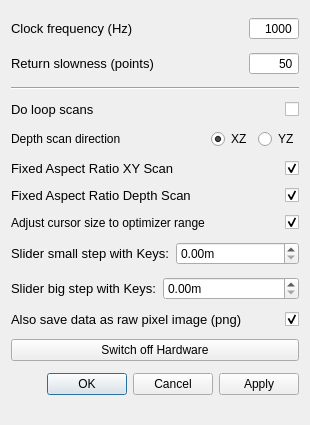
fffish95/qudi, file gui/local/af_confocal/ui_cf_settings.ui: the form before one commit.
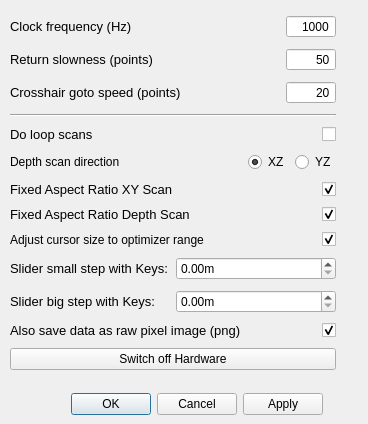
The form after the commit. Custom widgets are drawn as their Qt base class.

Commit message: go_to_speed in confocal

What changed in the file:
```diff
--- a/gui/local/af_confocal/ui_cf_settings.ui
+++ b/gui/local/af_confocal/ui_cf_settings.ui
@@ -6,13 +6,38 @@
    <rect>
     <x>0</x>
     <y>0</y>
-    <width>310</width>
-    <height>425</height>
+    <width>368</width>
+    <height>424</height>
    </rect>
   </property>
   <property name="windowTitle">
    <string>qudi: Confocal - Settings</string>
   </property>
+  <widget class="QDialogButtonBox" name="buttonBox">
+   <property name="geometry">
+    <rect>
+     <x>30</x>
+     <y>390</y>
+     <width>293</width>
+     <height>28</height>
+    </rect>
+   </property>
+   <property name="orientation">
+    <enum>Qt::Horizontal</enum>
+   </property>
+   <property name="standardButtons">
+    <set>QDialogButtonBox::Apply|QDialogButtonBox::Cancel|QDialogButtonBox::Ok</set>
+   </property>
+  </widget>
+  <widget class="QWidget" name="layoutWidget">
+   <property name="geometry">
+    <rect>
+     <x>10</x>
+     <y>11</y>
+     <width>326</width>
+     <height>369</height>
+    </rect>
+   </property>
   <layout class="QVBoxLayout" name="verticalLayout">
    <item>
     <layout class="QHBoxLayout" name="horizontalLayout">
@@ -135,6 +160,65 @@
      </item>
     </layout>
    </item>
+    <item>
+     <layout class="QHBoxLayout" name="horizontalLayout_11">
+      <item>
+       <widget class="QLabel" name="label_11">
+        <property name="font">
+         <font>
+          <pointsize>10</pointsize>
+         </font>
+        </property>
+        <property name="toolTip">
+         <string>&lt;html&gt;&lt;head/&gt;&lt;body&gt;&lt;p&gt;That is basically the 'scan' resolution when the scanner moves backwards to prepare to scan again a line.&lt;/p&gt;&lt;p&gt;How many points are scanned in one line is depending on the resolution. Since the scanner is permanently counting during the scan, only the clock frequency determined the speed, how fast a line is scanned by a given resolution. If the scanner has to move back, it uses the same scan line method but just in the reverse. How many points are approached in the backwards movement depends on the 'return slowness'. If you scan with 100 point resolution and set return slowness to 25, than the return movement will be 4 times faster.&lt;/p&gt;&lt;p&gt;BE CAREFULL NOT TO USE A SMALL NUMBER, SINCE THE SCANNER MIGHT CRASH AGAINST THE BOARDER BECAUSE IT IS MOVING BACK TOO FAST!&lt;/p&gt;&lt;/body&gt;&lt;/html&gt;</string>
+        </property>
+        <property name="text">
+         <string>Crosshair goto speed (points)</string>
+        </property>
+       </widget>
+      </item>
+      <item>
+       <widget class="QSpinBox" name="goto_speed_InputWidget">
+        <property name="sizePolicy">
+         <sizepolicy hsizetype="Expanding" vsizetype="Fixed">
+          <horstretch>0</horstretch>
+          <verstretch>0</verstretch>
+         </sizepolicy>
+        </property>
+        <property name="maximumSize">
+         <size>
+          <width>50</width>
+          <height>16777215</height>
+         </size>
+        </property>
+        <property name="mouseTracking">
+         <bool>true</bool>
+        </property>
+        <property name="acceptDrops">
+         <bool>true</bool>
+        </property>
+        <property name="toolTip">
+         <string>&lt;html&gt;&lt;head/&gt;&lt;body&gt;&lt;p&gt;That is basically the 'scan' resolution when the scanner moves backwards to prepare to scan again a line.&lt;/p&gt;&lt;/body&gt;&lt;/html&gt;</string>
+        </property>
+        <property name="alignment">
+         <set>Qt::AlignRight|Qt::AlignTrailing|Qt::AlignVCenter</set>
+        </property>
+        <property name="buttonSymbols">
+         <enum>QAbstractSpinBox::NoButtons</enum>
+        </property>
+        <property name="accelerated">
+         <bool>true</bool>
+        </property>
+        <property name="maximum">
+         <number>1000</number>
+        </property>
+        <property name="value">
+         <number>20</number>
+        </property>
+       </widget>
+      </item>
+     </layout>
+    </item>
    <item>
     <widget class="Line" name="line">
      <property name="orientation">
@@ -490,17 +574,8 @@
      </property>
     </widget>
    </item>
-   <item>
-    <widget class="QDialogButtonBox" name="buttonBox">
-     <property name="orientation">
-      <enum>Qt::Horizontal</enum>
-     </property>
-     <property name="standardButtons">
-      <set>QDialogButtonBox::Apply|QDialogButtonBox::Cancel|QDialogButtonBox::Ok</set>
-     </property>
-    </widget>
-   </item>
-  </layout>
+   </layout>
+  </widget>
  </widget>
  <customwidgets>
   <customwidget>
```
Lines whose indentation alone changed are shown as unchanged. The commit also changes 9 other files.
